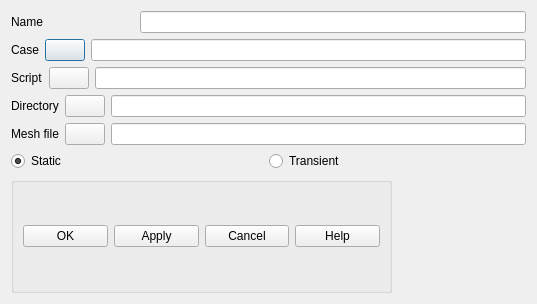
jschueller/homard, file src/HOMARDGUI/CreateYACS.ui: the form before one commit.
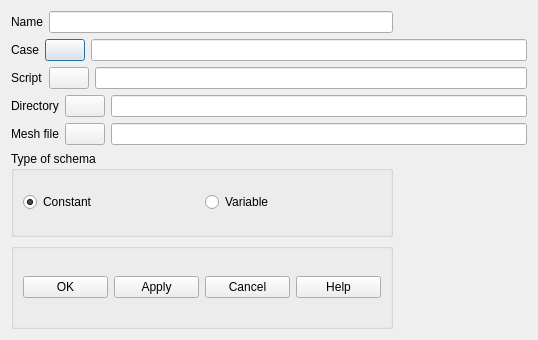
The form after the commit.

What changed in the file:
```diff
--- a/src/HOMARDGUI/CreateYACS.ui
+++ b/src/HOMARDGUI/CreateYACS.ui
@@ -6,8 +6,8 @@
    <rect>
     <x>0</x>
     <y>0</y>
-    <width>537</width>
-    <height>304</height>
+    <width>538</width>
+    <height>340</height>
    </rect>
   </property>
   <property name="sizePolicy">
@@ -30,14 +30,14 @@
      </property>
     </widget>
    </item>
-   <item row="0" column="1" colspan="3">
+   <item row="0" column="1">
     <widget class="QLineEdit" name="LEName">
      <property name="maxLength">
       <number>32</number>
      </property>
     </widget>
    </item>
-   <item row="1" column="0" colspan="4">
+   <item row="1" column="0" colspan="3">
     <layout class="QGridLayout" name="gridLayout">
      <item row="0" column="0">
       <widget class="QLabel" name="Case">
@@ -74,7 +74,7 @@
      </item>
     </layout>
    </item>
-   <item row="2" column="0" colspan="4">
+   <item row="2" column="0" colspan="3">
     <layout class="QHBoxLayout" name="_2">
      <property name="spacing">
       <number>6</number>
@@ -111,7 +111,7 @@
      </item>
     </layout>
    </item>
-   <item row="3" column="0" colspan="4">
+   <item row="3" column="0" colspan="3">
     <layout class="QHBoxLayout">
      <property name="spacing">
       <number>6</number>
@@ -148,7 +148,7 @@
      </item>
     </layout>
    </item>
-   <item row="4" column="0" colspan="4">
+   <item row="4" column="0" colspan="3">
     <layout class="QHBoxLayout" name="_3">
      <property name="spacing">
       <number>6</number>
@@ -186,23 +186,38 @@
     </layout>
    </item>
    <item row="5" column="0" colspan="2">
-    <widget class="QRadioButton" name="RBStatic">
+    <widget class="QGroupBox" name="GBTypeSchema">
+     <property name="title">
+      <string>Type of schema</string>
+     </property>
+     <layout class="QHBoxLayout" name="_4">
+      <property name="spacing">
+       <number>6</number>
+      </property>
+      <property name="margin">
+       <number>9</number>
+      </property>
+      <item>
+       <widget class="QRadioButton" name="RBConstant">
      <property name="text">
-      <string>Static</string>
+         <string>Constant</string>
      </property>
      <property name="checked">
       <bool>true</bool>
      </property>
     </widget>
    </item>
-   <item row="5" column="2">
-    <widget class="QRadioButton" name="RBTransient">
+      <item>
+       <widget class="QRadioButton" name="RBVariable">
      <property name="text">
-      <string>Transient</string>
+         <string>Variable</string>
      </property>
     </widget>
    </item>
-   <item row="6" column="0" colspan="3">
+     </layout>
+    </widget>
+   </item>
+   <item row="6" column="0" colspan="2">
     <widget class="QGroupBox" name="GroupButtons">
      <property name="title">
       <string/>
@@ -257,7 +272,7 @@
      </layout>
     </widget>
    </item>
-   <item row="6" column="3">
+   <item row="6" column="2">
     <spacer name="spacer_2">
      <property name="orientation">
       <enum>Qt::Horizontal</enum>
```
Lines whose indentation alone changed are shown as unchanged.
